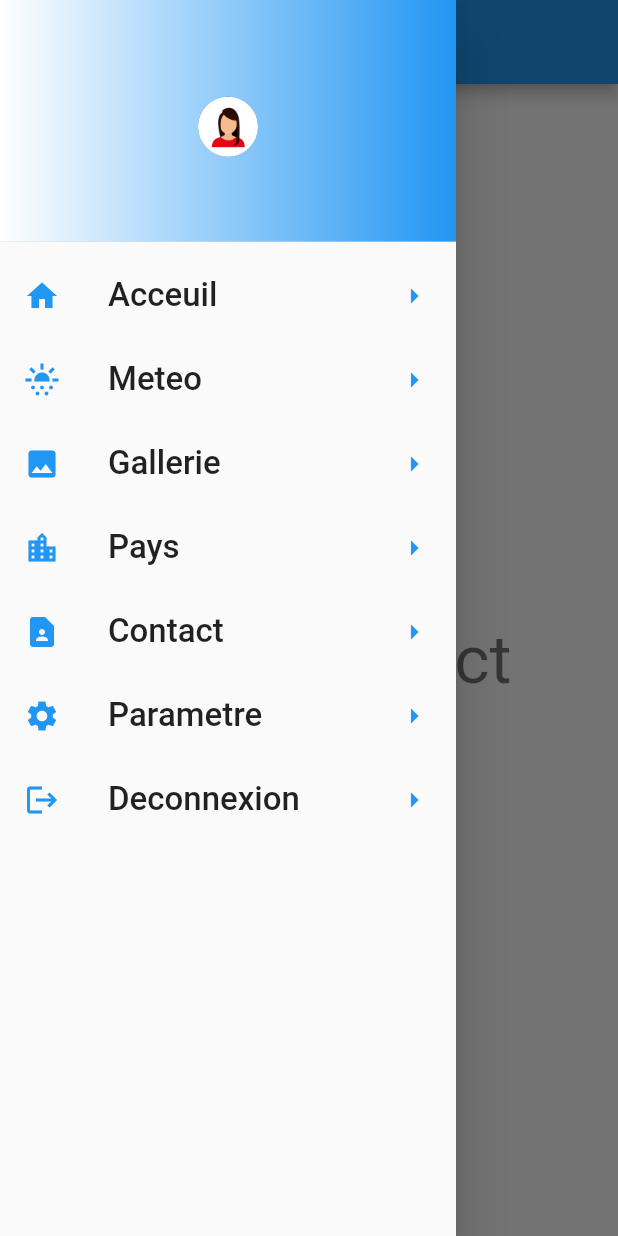
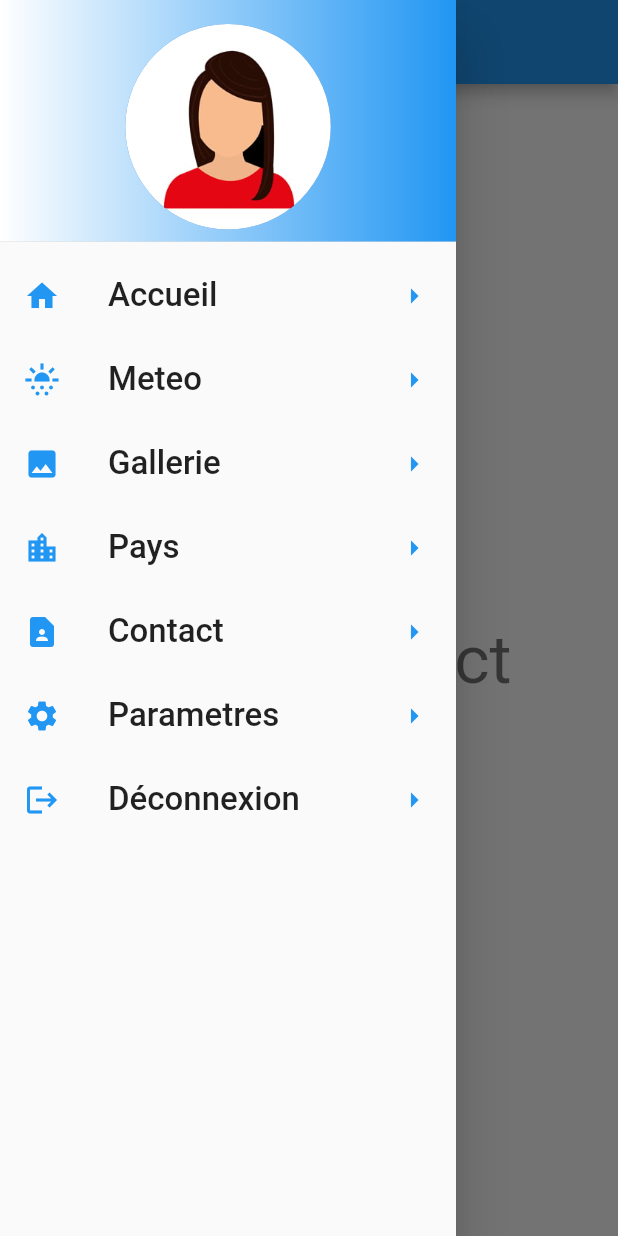
Before and after one commit to rouamansour/Voyage_app, a Flutter app: the ContactPage screen opened by its route, with the side drawer open, on a phone screen of 412 x 824 dp. Run offline on Flutter 3.47's test engine with Material 2 defaults, Android fonts, the phone set to English and light mode, and no system bars; our stand-ins replace shared_preferences; missing offline and left inert: dart:js; accounts and stored records are empty.

Commit message:
create file drawer

```diff
--- a/voyage/lib/menu/drawer.widget.dart
+++ b/voyage/lib/menu/drawer.widget.dart
@@ -1,8 +1,10 @@
 import 'package:flutter/material.dart';
-import 'package:flutter/widgets.dart';
+import 'package:shared_preferences/shared_preferences.dart';
+import 'package:voyage/config/global.params.dart';
 
-class MyDrawer extends StatelessWidget{
-  const MyDrawer({Key? key}): super(key:key);
+class MyDrawer extends StatelessWidget {
+  late SharedPreferences prefs;
+
   @override
   Widget build(BuildContext context) {
     return Drawer(
@@ -10,54 +12,33 @@ class MyDrawer extends StatelessWidget{
           children: [
             DrawerHeader(
                 decoration: BoxDecoration(
-                  gradient: LinearGradient(colors: [Colors.white,Colors.blue])),
+                    gradient: LinearGradient(
+                        colors: [Colors.white, Colors.blue])),
                 child: Center(
                   child: CircleAvatar(
                     backgroundImage: AssetImage("images/profile.jpg"),
+                    radius: 80,
                   ),
                 )),
-          ListTile(
-            title: Text('Acceuil',style: TextStyle(fontSize: 22)),
-            leading: Icon(Icons.home,color:Colors.blue),
-            trailing: Icon(Icons.arrow_right,color:Colors.blue),
-            onTap: (){},
-          ),
-           ListTile(
-            title: Text('Meteo',style: TextStyle(fontSize: 22)),
-            leading: Icon(Icons.sunny_snowing,color:Colors.blue),
-            trailing: Icon(Icons.arrow_right,color:Colors.blue),
-            onTap: (){},
-          ),
-           ListTile(
-            title: Text('Gallerie',style: TextStyle(fontSize: 22)),
-            leading: Icon(Icons.photo,color:Colors.blue),
-            trailing: Icon(Icons.arrow_right,color:Colors.blue),
-            onTap: (){},
-          ),
-           ListTile(
-            title: Text('Pays',style: TextStyle(fontSize: 22)),
-            leading: Icon(Icons.location_city,color:Colors.blue),
-            trailing: Icon(Icons.arrow_right,color:Colors.blue),
-            onTap: (){},
-          ),
-           ListTile(
-            title: Text('Contact',style: TextStyle(fontSize: 22)),
-            leading: Icon(Icons.contact_page,color:Colors.blue),
-            trailing: Icon(Icons.arrow_right,color:Colors.blue),
-            onTap: (){},
-          ),
-           ListTile(
-            title: Text('Parametre',style: TextStyle(fontSize: 22)),
-            leading: Icon(Icons.settings,color:Colors.blue),
-            trailing: Icon(Icons.arrow_right,color:Colors.blue),
-            onTap: (){},
-          ),
-           ListTile(
-            title: Text('Deconnexion',style: TextStyle(fontSize: 22)),
-            leading: Icon(Icons.logout,color:Colors.blue),
-            trailing: Icon(Icons.arrow_right,color:Colors.blue),
-            onTap: (){},
-          ),
+            ...(GlobalParams.menus as List).map((item) {
+              return ListTile(
+                title: Text(
+                  '${item['title']}', style: TextStyle(fontSize: 22),),
+                leading: item['icon'],
+                trailing: Icon(Icons.arrow_right, color: Colors.blue,),
+                onTap: () async {
+                  if ('${item['title']}' != "Déconnexion") {
+                    Navigator.of(context).pop();
+                    Navigator.pushNamed(context, "${item ['route']}");
+                  }
+                  else {
+                    prefs = await SharedPreferences.getInstance();
+                    prefs.setBool("connecte", false);
+                    Navigator.of(context).pushNamedAndRemoveUntil('/authentification', (Route<dynamic> route) => false);
+                  }
+                },
+              );
+            })
           ],
         ));
   }
```
Lines whose indentation alone changed are shown as unchanged.
